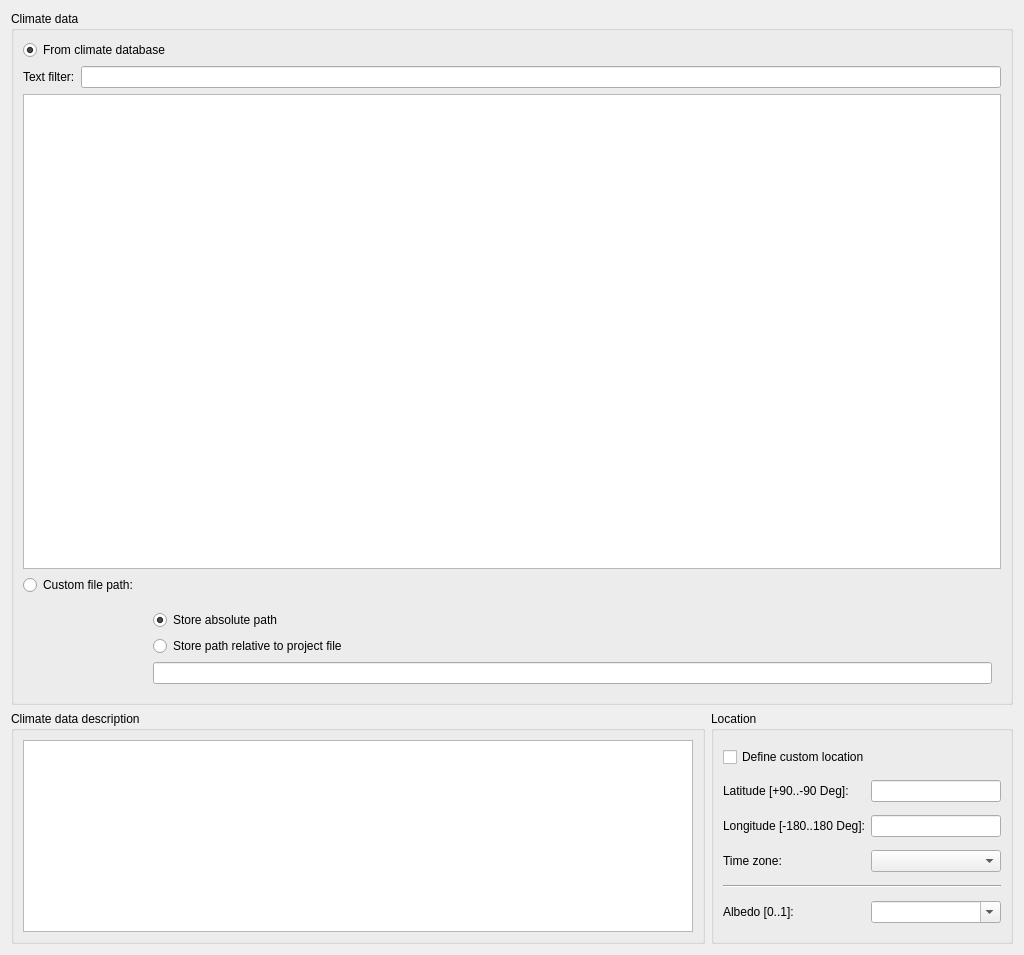
The window that SIM-VICUS/src/SVSimulationLocationOptions.ui (ghorwin/SIM-VICUS) describes before a commit, drawn with Qt 5.
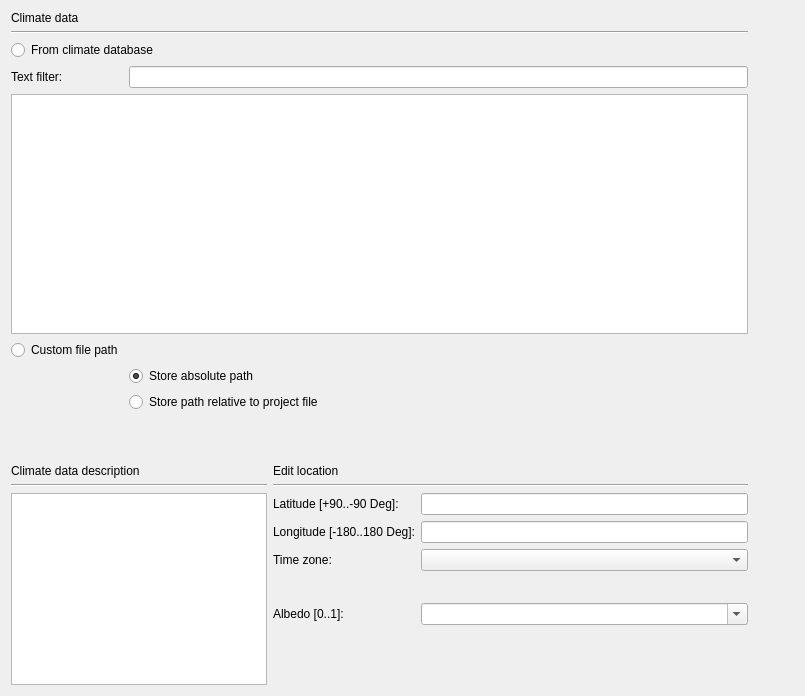
The same window after the commit. Custom widgets are drawn as their Qt base class.

Diff of the .ui file:
```diff
--- a/SIM-VICUS/src/SVSimulationLocationOptions.ui
+++ b/SIM-VICUS/src/SVSimulationLocationOptions.ui
@@ -6,55 +6,64 @@
    <rect>
     <x>0</x>
     <y>0</y>
-    <width>1024</width>
-    <height>955</height>
+    <width>805</width>
+    <height>696</height>
    </rect>
   </property>
   <property name="windowTitle">
    <string>Form</string>
   </property>
-  <layout class="QVBoxLayout" name="verticalLayout">
-   <item>
-    <widget class="QGroupBox" name="groupBox">
-     <property name="title">
-      <string>Climate data</string>
-     </property>
+  <layout class="QGridLayout" name="gridLayout_3">
+   <item row="0" column="0">
      <layout class="QGridLayout" name="gridLayout_2">
-      <item row="0" column="0" colspan="2">
+     <item row="0" column="0">
+      <widget class="QLabel" name="label">
+       <property name="text">
+        <string>Climate data</string>
+       </property>
+      </widget>
+     </item>
+     <item row="1" column="0" colspan="2">
+      <widget class="Line" name="line_2">
+       <property name="orientation">
+        <enum>Qt::Horizontal</enum>
+       </property>
+      </widget>
+     </item>
+     <item row="2" column="0" colspan="2">
        <widget class="QRadioButton" name="radioButtonFromDB">
         <property name="text">
          <string>From climate database</string>
         </property>
-        <property name="checked">
-         <bool>true</bool>
-        </property>
-       </widget>
-      </item>
-      <item row="1" column="0" colspan="2">
-       <layout class="QHBoxLayout" name="horizontalLayout">
-        <item>
+       <attribute name="buttonGroup">
+        <string notr="true">buttonGroup</string>
+       </attribute>
+      </widget>
+     </item>
+     <item row="3" column="0">
          <widget class="QLabel" name="labelTextFilter">
           <property name="text">
            <string>Text filter:</string>
           </property>
          </widget>
         </item>
-        <item>
+     <item row="3" column="1">
          <widget class="QLineEdit" name="lineEditTextFilter"/>
         </item>
-       </layout>
-      </item>
-      <item row="2" column="0" colspan="2">
+     <item row="4" column="0" colspan="2">
        <widget class="QTableView" name="tableViewClimateFiles"/>
       </item>
-      <item row="3" column="0">
-       <widget class="QRadioButton" name="radioButtonFromFile">
+     <item row="5" column="0">
+      <widget class="QRadioButton" name="radioButtonCustomFilePath">
         <property name="text">
-         <string>Custom file path:</string>
-        </property>
-       </widget>
-      </item>
-      <item row="3" column="1">
+        <string>Custom file path</string>
+       </property>
+       <attribute name="buttonGroup">
+        <string notr="true">buttonGroup</string>
+       </attribute>
+      </widget>
+     </item>
+     <item row="5" column="1">
        <widget class="QtExt::BrowseFilenameWidget" name="filepathClimateDataFile" native="true">
         <property name="minimumSize">
          <size>
@@ -64,9 +73,13 @@
         </property>
        </widget>
       </item>
-      <item row="4" column="1">
+     <item row="6" column="0">
        <widget class="QWidget" name="widgetUserPathOptions" native="true">
-        <layout class="QVBoxLayout" name="verticalLayout_2">
+       <layout class="QVBoxLayout" name="verticalLayout_2"/>
+      </widget>
+     </item>
+     <item row="6" column="1">
+      <layout class="QVBoxLayout" name="verticalLayout_3">
          <item>
           <widget class="QRadioButton" name="radioButtonUserPathAbsolute">
            <property name="text">
@@ -84,28 +97,144 @@
            </property>
           </widget>
          </item>
+      </layout>
+     </item>
+    </layout>
+   </item>
+   <item row="0" column="1">
+    <spacer name="horizontalSpacer">
+     <property name="orientation">
+      <enum>Qt::Horizontal</enum>
+     </property>
+     <property name="sizeType">
+      <enum>QSizePolicy::Fixed</enum>
+     </property>
+     <property name="sizeHint" stdset="0">
+      <size>
+       <width>40</width>
+       <height>10</height>
+      </size>
+     </property>
+    </spacer>
+   </item>
+   <item row="0" column="2" rowspan="3">
+    <layout class="QVBoxLayout" name="plotLayout">
          <item>
-          <widget class="QLineEdit" name="lineEditUserFilePath">
-           <property name="readOnly">
-            <bool>true</bool>
-           </property>
-          </widget>
-         </item>
-        </layout>
-       </widget>
-      </item>
-     </layout>
+      <widget class="QwtPlot" name="plotTemp" native="true">
+       <property name="enabled">
+        <bool>false</bool>
+       </property>
+       <property name="minimumSize">
+        <size>
+         <width>0</width>
+         <height>100</height>
+        </size>
+       </property>
+       <property name="maximumSize">
+        <size>
+         <width>16777215</width>
+         <height>16777215</height>
+        </size>
+       </property>
+      </widget>
+     </item>
+     <item>
+      <widget class="QwtPlot" name="plotRelHum" native="true">
+       <property name="enabled">
+        <bool>false</bool>
+       </property>
+       <property name="sizePolicy">
+        <sizepolicy hsizetype="Preferred" vsizetype="Preferred">
+         <horstretch>0</horstretch>
+         <verstretch>0</verstretch>
+        </sizepolicy>
+       </property>
+       <property name="minimumSize">
+        <size>
+         <width>0</width>
+         <height>100</height>
+        </size>
+       </property>
+      </widget>
+     </item>
+     <item>
+      <widget class="QwtPlot" name="plotRadShortWave" native="true">
+       <property name="enabled">
+        <bool>false</bool>
+       </property>
+       <property name="minimumSize">
+        <size>
+         <width>0</width>
+         <height>100</height>
+        </size>
+       </property>
+       <property name="maximumSize">
+        <size>
+         <width>16777215</width>
+         <height>16777215</height>
+        </size>
+       </property>
     </widget>
    </item>
    <item>
-    <layout class="QHBoxLayout" name="horizontalLayout_2" stretch="1,0">
-     <item>
-      <widget class="QGroupBox" name="groupBoxDescription">
-       <property name="title">
-        <string>Climate data description</string>
+      <widget class="QwtPlot" name="plotRadLongWave" native="true">
+       <property name="enabled">
+        <bool>false</bool>
        </property>
-       <layout class="QVBoxLayout" name="verticalLayoutClimateDataDescription">
+       <property name="minimumSize">
+        <size>
+         <width>0</width>
+         <height>100</height>
+        </size>
+       </property>
+       <property name="maximumSize">
+        <size>
+         <width>16777215</width>
+         <height>16777215</height>
+        </size>
+       </property>
+      </widget>
+     </item>
         <item>
+      <widget class="QwtPlot" name="plotWind" native="true">
+       <property name="enabled">
+        <bool>false</bool>
+       </property>
+       <property name="minimumSize">
+        <size>
+         <width>0</width>
+         <height>100</height>
+        </size>
+       </property>
+       <property name="maximumSize">
+        <size>
+         <width>16777215</width>
+         <height>16777215</height>
+        </size>
+       </property>
+      </widget>
+     </item>
+    </layout>
+   </item>
+   <item row="1" column="0">
+    <spacer name="verticalSpacer">
+     <property name="orientation">
+      <enum>Qt::Vertical</enum>
+     </property>
+     <property name="sizeType">
+      <enum>QSizePolicy::Minimum</enum>
+     </property>
+     <property name="sizeHint" stdset="0">
+      <size>
+       <width>20</width>
+       <height>40</height>
+      </size>
+     </property>
+    </spacer>
+   </item>
+   <item row="2" column="0">
+    <layout class="QGridLayout" name="gridLayout">
+     <item row="3" column="0" rowspan="3">
          <widget class="QTextBrowser" name="textBrowserDescription">
           <property name="sizePolicy">
            <sizepolicy hsizetype="Preferred" vsizetype="Maximum">
@@ -127,67 +256,72 @@
           </property>
          </widget>
         </item>
-       </layout>
-      </widget>
-     </item>
-     <item>
-      <widget class="QGroupBox" name="groupBoxLocation">
-       <property name="sizePolicy">
-        <sizepolicy hsizetype="Maximum" vsizetype="Preferred">
-         <horstretch>0</horstretch>
-         <verstretch>0</verstretch>
-        </sizepolicy>
-       </property>
-       <property name="title">
-        <string>Location</string>
-       </property>
-       <layout class="QGridLayout" name="gridLayout">
-        <property name="verticalSpacing">
-         <number>6</number>
-        </property>
-        <item row="4" column="0" colspan="2">
+     <item row="2" column="0">
          <widget class="Line" name="line">
           <property name="orientation">
            <enum>Qt::Horizontal</enum>
           </property>
          </widget>
         </item>
-        <item row="5" column="0">
-         <widget class="QLabel" name="label_4">
-          <property name="text">
-           <string>Albedo [0..1]:</string>
-          </property>
-         </widget>
-        </item>
         <item row="2" column="1">
-         <widget class="QtExt::ValidatingLineEdit" name="lineEditLongitude">
-          <property name="alignment">
-           <set>Qt::AlignRight|Qt::AlignTrailing|Qt::AlignVCenter</set>
+      <widget class="Line" name="line_3">
+       <property name="orientation">
+        <enum>Qt::Horizontal</enum>
           </property>
          </widget>
         </item>
-        <item row="2" column="0">
-         <widget class="QLabel" name="labelLongitude">
+     <item row="0" column="0">
+      <widget class="QLabel" name="label_2">
           <property name="text">
-           <string>Longitude [-180..180 Deg]:</string>
+        <string>Climate data description</string>
           </property>
          </widget>
         </item>
-        <item row="1" column="0">
+     <item row="0" column="1">
+      <widget class="QLabel" name="label_3">
+       <property name="text">
+        <string>Edit location</string>
+       </property>
+      </widget>
+     </item>
+     <item row="3" column="1" rowspan="3">
+      <layout class="QFormLayout" name="formLayout">
+       <item row="0" column="0">
          <widget class="QLabel" name="labelLatitude">
           <property name="text">
            <string>Latitude [+90..-90 Deg]:</string>
           </property>
          </widget>
         </item>
-        <item row="3" column="0">
+       <item row="0" column="1">
+        <widget class="QtExt::ValidatingLineEdit" name="lineEditLatitude">
+         <property name="alignment">
+          <set>Qt::AlignRight|Qt::AlignTrailing|Qt::AlignVCenter</set>
+         </property>
+        </widget>
+       </item>
+       <item row="1" column="0">
+        <widget class="QLabel" name="labelLongitude">
+         <property name="text">
+          <string>Longitude [-180..180 Deg]:</string>
+         </property>
+        </widget>
+       </item>
+       <item row="1" column="1">
+        <widget class="QtExt::ValidatingLineEdit" name="lineEditLongitude">
+         <property name="alignment">
+          <set>Qt::AlignRight|Qt::AlignTrailing|Qt::AlignVCenter</set>
+         </property>
+        </widget>
+       </item>
+       <item row="2" column="0">
          <widget class="QLabel" name="labelTimeZone">
           <property name="text">
            <string>Time zone:</string>
           </property>
          </widget>
         </item>
-        <item row="3" column="1">
+       <item row="2" column="1">
          <widget class="QComboBox" name="comboBoxTimeZone">
           <property name="minimumSize">
            <size>
@@ -197,7 +331,14 @@
           </property>
          </widget>
         </item>
-        <item row="5" column="1">
+       <item row="4" column="0">
+        <widget class="QLabel" name="label_4">
+         <property name="text">
+          <string>Albedo [0..1]:</string>
+         </property>
+        </widget>
+       </item>
+       <item row="4" column="1">
          <widget class="QtExt::ValueInputComboBox" name="comboBoxAlbedo">
           <property name="minimumSize">
            <size>
@@ -210,22 +351,23 @@
           </property>
          </widget>
         </item>
-        <item row="0" column="0" colspan="2">
-         <widget class="QCheckBox" name="checkBoxCustomLocation">
-          <property name="text">
-           <string>Define custom location</string>
-          </property>
-         </widget>
-        </item>
-        <item row="1" column="1">
-         <widget class="QtExt::ValidatingLineEdit" name="lineEditLatitude">
-          <property name="alignment">
-           <set>Qt::AlignRight|Qt::AlignTrailing|Qt::AlignVCenter</set>
-          </property>
-         </widget>
-        </item>
-       </layout>
-      </widget>
+       <item row="3" column="1">
+        <spacer name="verticalSpacer_2">
+         <property name="orientation">
+          <enum>Qt::Vertical</enum>
+         </property>
+         <property name="sizeType">
+          <enum>QSizePolicy::Maximum</enum>
+         </property>
+         <property name="sizeHint" stdset="0">
+          <size>
+           <width>0</width>
+           <height>20</height>
+          </size>
+         </property>
+        </spacer>
+       </item>
+      </layout>
      </item>
     </layout>
    </item>
@@ -248,6 +390,12 @@
    <header>QtExt_BrowseFilenameWidget.h</header>
    <container>1</container>
   </customwidget>
+  <customwidget>
+   <class>QwtPlot</class>
+   <extends>QWidget</extends>
+   <header location="global">qwt_plot.h</header>
+   <container>1</container>
+  </customwidget>
  </customwidgets>
  <resources/>
  <connections/>
```
Left out of the diff: 6 changed lines with no effect on the pictures. Lines whose indentation alone changed are shown as unchanged.
